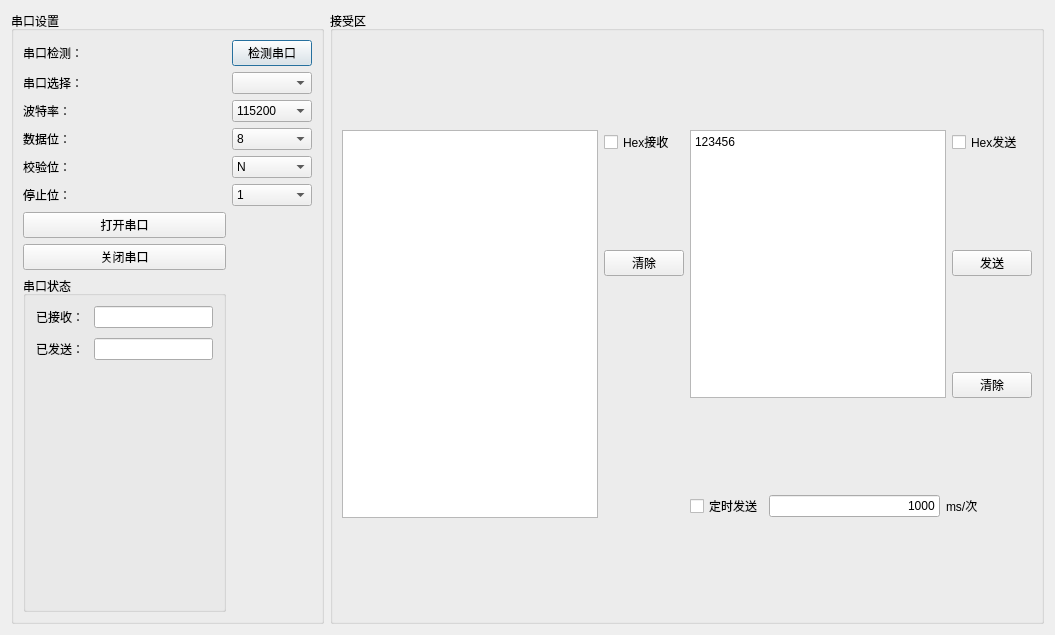
The window that SerialHelper_gui.ui (ecstayalive/SerialHelper) describes before a commit, drawn with Qt 5.
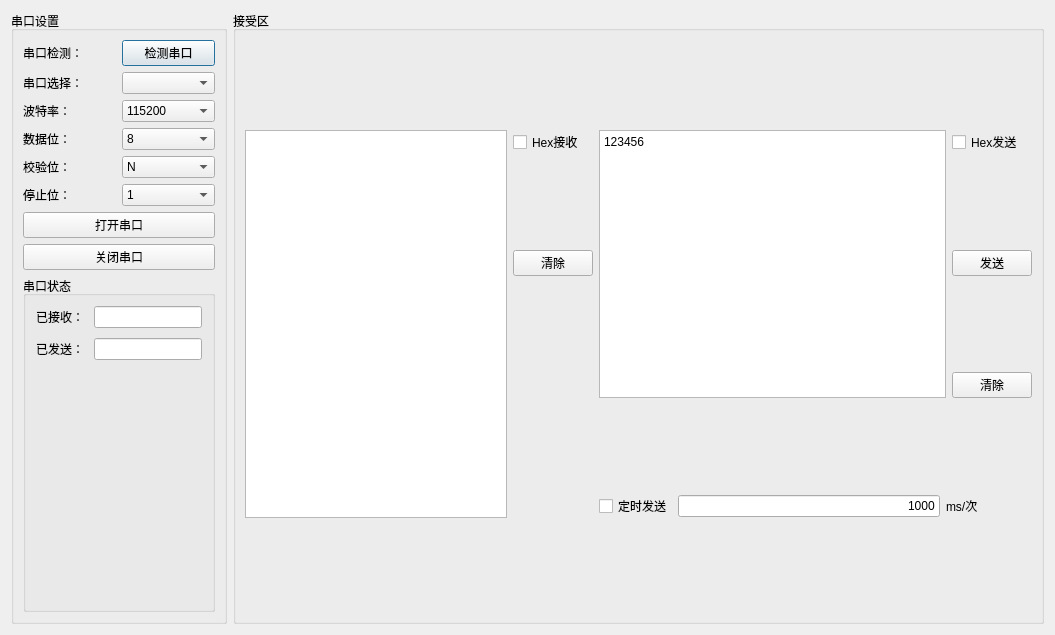
The same window after the commit.

The edit to the form file:
```diff
--- a/SerialHelper_gui.ui
+++ b/SerialHelper_gui.ui
@@ -219,13 +219,6 @@
         </item>
        </widget>
       </item>
-      <item row="7" column="0">
-       <widget class="QPushButton" name="close_button">
-        <property name="text">
-         <string>关闭串口</string>
-        </property>
-       </widget>
-      </item>
       <item row="2" column="0">
        <widget class="QLabel" name="s1__lb_3">
         <property name="text">
@@ -260,7 +253,37 @@
       <item row="1" column="1">
        <widget class="QComboBox" name="s1__box_2"/>
       </item>
-      <item row="8" column="0">
+      <item row="5" column="1">
+       <widget class="QComboBox" name="s1__box_6">
+        <item>
+         <property name="text">
+          <string>1</string>
+         </property>
+        </item>
+       </widget>
+      </item>
+      <item row="0" column="0">
+       <widget class="QLabel" name="s1__lb_1">
+        <property name="text">
+         <string>串口检测：</string>
+        </property>
+       </widget>
+      </item>
+      <item row="6" column="0" colspan="2">
+       <widget class="QPushButton" name="open_button">
+        <property name="text">
+         <string>打开串口</string>
+        </property>
+       </widget>
+      </item>
+      <item row="7" column="0" colspan="2">
+       <widget class="QPushButton" name="close_button">
+        <property name="text">
+         <string>关闭串口</string>
+        </property>
+       </widget>
+      </item>
+      <item row="8" column="0" colspan="2">
        <widget class="QGroupBox" name="formGroupBox">
         <property name="title">
          <string>串口状态</string>
@@ -307,29 +330,6 @@
         </layout>
        </widget>
       </item>
-      <item row="5" column="1">
-       <widget class="QComboBox" name="s1__box_6">
-        <item>
-         <property name="text">
-          <string>1</string>
-         </property>
-        </item>
-       </widget>
-      </item>
-      <item row="0" column="0">
-       <widget class="QLabel" name="s1__lb_1">
-        <property name="text">
-         <string>串口检测：</string>
-        </property>
-       </widget>
-      </item>
-      <item row="6" column="0">
-       <widget class="QPushButton" name="open_button">
-        <property name="text">
-         <string>打开串口</string>
-        </property>
-       </widget>
-      </item>
      </layout>
     </widget>
    </item>
```
